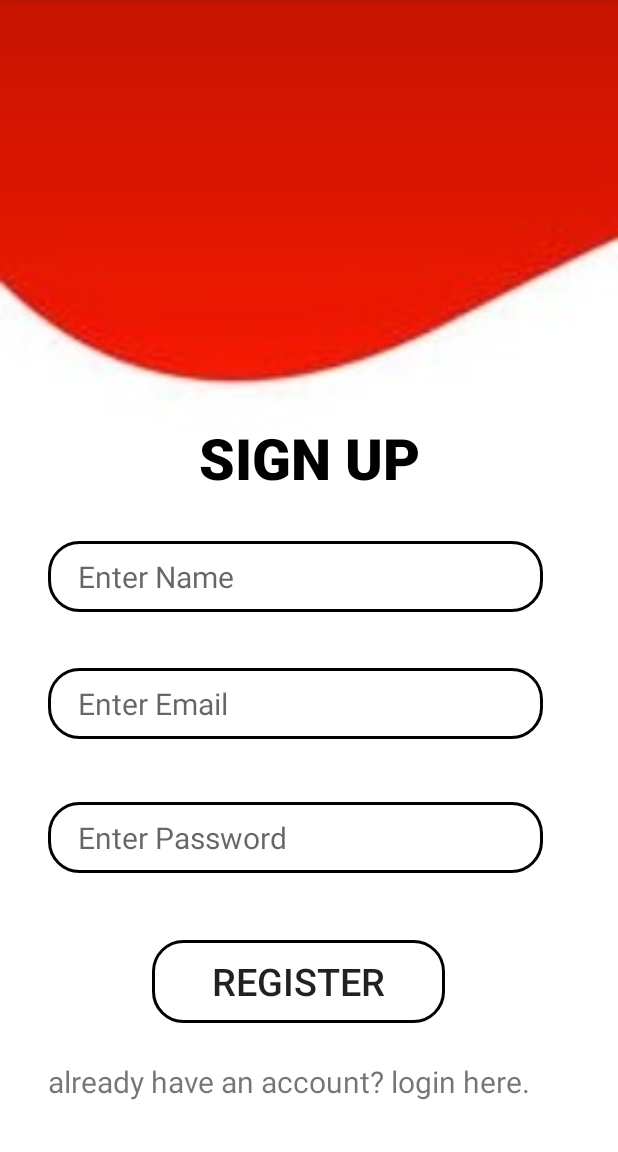
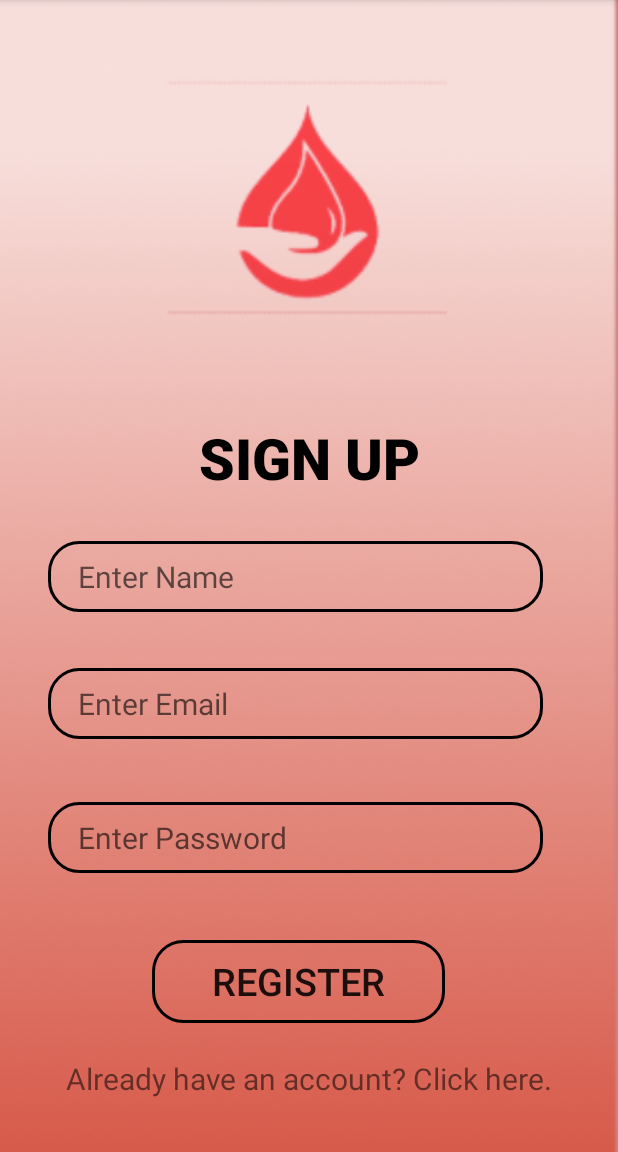
Before and after one commit to WooTechnology/shades-of-red, an Android app: the signup screen opened directly, with no data from a screen before it, on a phone screen of 412 x 824 dp, the part 84-1236 px from its top. Run offline under Robolectric (Android 15) with nearby library versions, the phone set to English and light mode, and no system bars; Roboto replaces fonts that are not available here.

Commit message:
Background has been changed in login and sign up pages.

```diff
--- a/app/src/main/java/com/example/shadesofred/login.java
+++ b/app/src/main/java/com/example/shadesofred/login.java
@@ -30,7 +30,7 @@ public class login extends AppCompatActivity {
         btn_log.setOnClickListener(new View.OnClickListener() {
             @Override
             public void onClick(View view) {
-                Intent intent = new Intent(login.this, MainActivity.class);
+                Intent intent = new Intent(login.this, searchDonor.class);
             }
         });
 
--- a/app/src/main/java/com/example/shadesofred/signup.java
+++ b/app/src/main/java/com/example/shadesofred/signup.java
@@ -31,7 +31,7 @@ public class signup extends AppCompatActivity {
         btn_reg.setOnClickListener(new View.OnClickListener() {
             @Override
             public void onClick(View view) {
-                Intent intent = new Intent(signup.this, MainActivity.class);
+                Intent intent = new Intent(signup.this, searchDonor.class);
                 startActivity(intent);
             }
         });
--- a/app/src/main/res/layout/activity_signup.xml
+++ b/app/src/main/res/layout/activity_signup.xml
@@ -5,7 +5,7 @@
     android:layout_width="match_parent"
     android:layout_height="match_parent"
     tools:context=".MainActivity"
-    android:background="@drawable/bg6">
+    android:background="@drawable/bg9">
 
     <TextView
         android:id="@+id/heading"
@@ -21,6 +21,24 @@
         app:layout_constraintStart_toStartOf="parent"
         app:layout_constraintTop_toTopOf="parent"
         app:layout_constraintVertical_bias="0.904" />
+
+    <EditText
+        android:id="@+id/et_NAME"
+        android:layout_width="0dp"
+        android:layout_height="wrap_content"
+        android:background="@drawable/et_bg"
+        android:hint="Enter Name"
+        android:paddingLeft="20dp"
+        android:paddingTop="10dp"
+        android:paddingBottom="10dp"
+        android:textSize="20sp"
+        app:layout_constraintBottom_toBottomOf="parent"
+        app:layout_constraintEnd_toEndOf="parent"
+        app:layout_constraintHorizontal_bias="0.39"
+        app:layout_constraintStart_toStartOf="parent"
+        app:layout_constraintTop_toTopOf="parent"
+        app:layout_constraintWidth_percent="0.8" />
+
 
     <EditText
         android:id="@+id/et_email"
@@ -40,22 +58,7 @@
         app:layout_constraintVertical_bias="0.618"
         app:layout_constraintWidth_percent="0.8" />
 
-    <EditText
-        android:id="@+id/et_NAME"
-        android:layout_width="0dp"
-        android:layout_height="wrap_content"
-        android:background="@drawable/et_bg"
-        android:hint="Enter Name"
-        android:paddingLeft="20dp"
-        android:paddingTop="10dp"
-        android:paddingBottom="10dp"
-        android:textSize="20sp"
-        app:layout_constraintBottom_toBottomOf="parent"
-        app:layout_constraintEnd_toEndOf="parent"
-        app:layout_constraintHorizontal_bias="0.39"
-        app:layout_constraintStart_toStartOf="parent"
-        app:layout_constraintTop_toTopOf="parent"
-        app:layout_constraintWidth_percent="0.8" />
+
 
     <EditText
         android:id="@+id/et_password"
@@ -63,6 +66,7 @@
         android:layout_height="wrap_content"
         android:background="@drawable/et_bg"
         android:hint="Enter Password"
+        android:inputType = "textPassword"
         android:paddingLeft="20dp"
         android:paddingTop="10dp"
         android:paddingBottom="10dp"
@@ -91,15 +95,18 @@
 
     <TextView
         android:id="@+id/tv_log"
-        android:layout_width="362dp"
-        android:layout_height="36dp"
-        android:layout_marginStart="32dp"
-        android:layout_marginLeft="32dp"
-        android:text="already have an account? login here."
+        android:layout_width="350dp"
+        android:layout_height="35dp"
+        android:gravity="center_horizontal"
+        android:text="Already have an account? Click here."
+        android:textAlignment="center"
         android:textSize="20dp"
         app:layout_constraintBottom_toBottomOf="parent"
+        app:layout_constraintEnd_toEndOf="parent"
+        app:layout_constraintHorizontal_bias="0.5"
         app:layout_constraintStart_toStartOf="parent"
-        app:layout_constraintTop_toBottomOf="@+id/reg" />
+        app:layout_constraintTop_toBottomOf="@+id/reg"
+        app:layout_constraintVertical_bias="0.454" />
 
 
 </androidx.constraintlayout.widget.ConstraintLayout>
```
Also changed, not shown: app/src/main/res/layout/activity_login.xml (+8 -5 lines), app/src/main/res/drawable/bg9.PNG (added).
